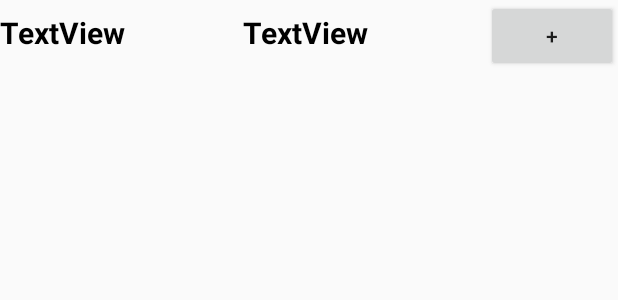
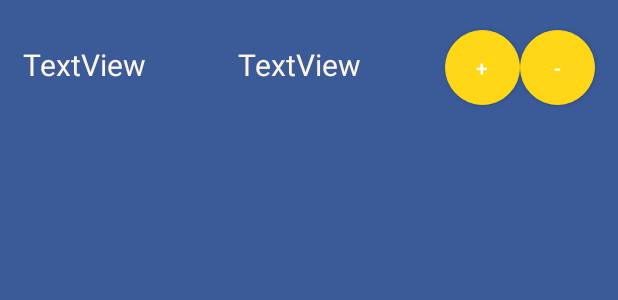
Before and after one commit to sarahfaraj/counters-android, an Android app: the layout row_counter.xml on its own in the app's theme, with its tools: preview values and no code run, on a phone screen of 412 x 824 dp. Shown: the top 300 px of the screen. Run offline under Robolectric (Android 15) with nearby library versions, the phone set to English and light mode, and no system bars.

Commit message:
Version Android

```diff
--- a/http2/app/src/main/AndroidManifest.xml
+++ b/http2/app/src/main/AndroidManifest.xml
@@ -10,7 +10,8 @@
         android:label="@string/app_name"
         android:roundIcon="@mipmap/ic_launcher_round"
         android:supportsRtl="true"
-        android:theme="@style/AppTheme">
+        android:theme="@style/AppTheme"
+        >
         <activity android:name=".MainActivity">
             <intent-filter>
                 <action android:name="android.intent.action.MAIN" />
@@ -30,6 +31,7 @@
         <activity
             android:name=".ThreadsActivity"
             android:exported="true" />
+
     </application>
 
 </manifest>
--- /dev/null
+++ b/http2/app/src/main/res/drawable/roundedbutton.xml
@@ -0,0 +1,21 @@
+<?xml version="1.0" encoding="utf-8"?>
+<selector xmlns:android="http://schemas.android.com/apk/res/android">
+
+    <item>
+        <shape android:shape="oval" >
+            <stroke
+                android:height="0.5dip"
+                android:width="0.5dip"
+                android:color="#FFD717" />
+
+            <solid android:color="#FFD717" />
+
+            <corners
+                android:bottomLeftRadius="10.0dip"
+                android:bottomRightRadius="10.0dip"
+                android:radius="10.0dip"
+                android:topLeftRadius="10.0dip"
+                android:topRightRadius="10.0dip" />
+        </shape>
+    </item>
+</selector>
--- a/http2/app/src/main/res/layout/row_counter.xml
+++ b/http2/app/src/main/res/layout/row_counter.xml
@@ -2,34 +2,54 @@
 <LinearLayout xmlns:android="http://schemas.android.com/apk/res/android"
 xmlns:app="http://schemas.android.com/apk/res-auto"
 android:layout_width="match_parent"
-android:layout_height="match_parent">
+android:layout_height="match_parent"
+    android:background="#3A5A98">
 
     <TextView
     android:id="@+id/txtCounterName"
     android:layout_width="match_parent"
     android:layout_height="wrap_content"
     android:text="TextView"
-    android:layout_marginEnd="20dp"
+    android:layout_marginEnd="10dp"
     android:layout_weight="1"
-    android:textColor="#ff000000"
+    android:textColor="#FDF5E6"
     android:textSize="20sp"
-    android:textStyle="bold" />
+        android:layout_marginStart="15dp"
+        android:layout_marginTop="20dp"
+        />
 
     <TextView
         android:id="@+id/txtCounterCount"
         android:layout_width="match_parent"
         android:layout_height="wrap_content"
         android:text="TextView"
-        android:layout_marginEnd="20dp"
+        android:layout_marginEnd="10dp"
         android:layout_weight="1"
-        android:textColor="#ff000000"
+        android:textColor="#FDF5E6"
+        android:layout_marginTop="20dp"
+        android:color="#FDF5E6"
+        android:layout_marginStart="10dp"
         android:textSize="20sp"
-        android:textStyle="bold" />
+        />
+
     <Button
         android:id="@+id/button"
-        android:layout_width="wrap_content"
-        android:layout_height="wrap_content"
+        android:layout_width="50dp"
+        android:layout_height="50dp"
+        android:layout_marginTop="20dp"
         android:focusable="false"
-        android:text="+" />
+        android:text="+"
+        android:background = "@drawable/roundedbutton" />
+
+    <Button
+        android:id="@+id/buttonMoins"
+        android:layout_width="50dp"
+        android:layout_height="50dp"
+        android:layout_marginTop="20dp"
+        android:focusable="false"
+        android:text="-"
+        android:background = "@drawable/roundedbutton"
+        android:layout_marginRight="15dp"/>
+
 
 </LinearLayout>
--- a/http2/app/src/main/res/values/colors.xml
+++ b/http2/app/src/main/res/values/colors.xml
@@ -1,6 +1,8 @@
 <?xml version="1.0" encoding="utf-8"?>
 <resources>
-    <color name="colorPrimary">#008577</color>
-    <color name="colorPrimaryDark">#00574B</color>
+    <color name="colorPrimary">#343940</color>
+    <color name="colorPrimaryDark">#343940</color>
     <color name="colorAccent">#D81B60</color>
+    <color name="windowBackground">#3A5A98</color>
+    <color name="background">#343940</color>
 </resources>
--- a/http2/app/src/main/res/values/strings.xml
+++ b/http2/app/src/main/res/values/strings.xml
@@ -1,3 +1,3 @@
 <resources>
-    <string name="app_name">http2</string>
+    <string name="app_name">Counters</string>
 </resources>
--- a/http2/app/src/main/res/values/styles.xml
+++ b/http2/app/src/main/res/values/styles.xml
@@ -1,11 +1,19 @@
 <resources>
 
     <!-- Base application theme. -->
-    <style name="AppTheme" parent="Theme.AppCompat.Light.DarkActionBar">
+    <style name="AppTheme" parent="Theme.AppCompat.DarkActionBar">
         <!-- Customize your theme here. -->
         <item name="colorPrimary">@color/colorPrimary</item>
         <item name="colorPrimaryDark">@color/colorPrimaryDark</item>
         <item name="colorAccent">@color/colorAccent</item>
+        <item name="android:windowBackground">@color/windowBackground</item>
+
+
+
+    </style>
+
+    <style name="Theme.AppCompat.DarkActionBar">
+        <item name="background">@color/background</item>
     </style>
 
 </resources>
```
Also changed, not shown: http2/app/src/main/java/com/example/http2/counter/CounterActivity.java (+15 -0 lines), http2/app/src/main/java/com/example/http2/counter/CounterAdapter.java (+17 -0 lines), http2/app/src/main/java/com/example/http2/counter/CounterTaskIncrement.java (+8 -1 lines), http2/app/src/main/java/com/example/http2/counter/Utils.java (+2 -6 lines), http2/app/src/main/res/menu/menu.xml (added, +10 -0 lines).
